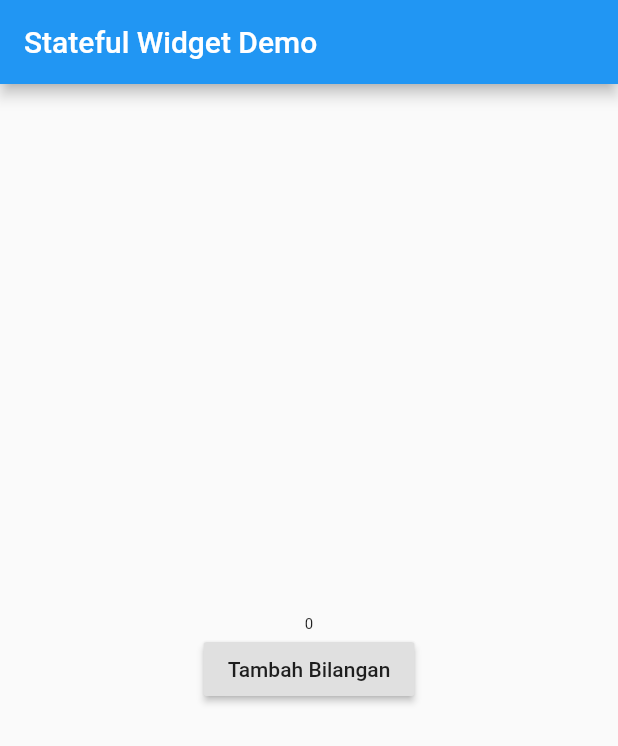
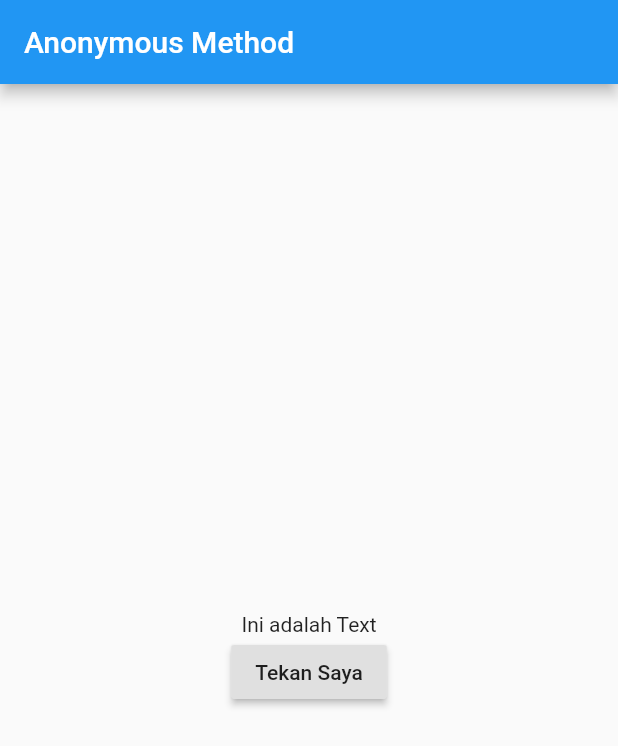
Before and after one commit to meliasyuhada/flutter_fundamental, a Flutter app: the screen it shows after launch, on a phone screen of 412 x 824 dp. Shown: the top 746 px of the screen. Run offline on Flutter 3.47's test engine with Material 2 defaults, Android fonts, the phone set to English and light mode, and no system bars.

Commit message:
Flutter keenam

```diff
--- a/lib/main.dart
+++ b/lib/main.dart
@@ -9,30 +9,28 @@ class MyApp extends StatefulWidget {
 }
 
 class _MyAppState extends State<MyApp> {
-  int number = 0;
+  String message = "Ini adalah Text";
 
-  void tekanTombol() {
 
-    setState(() {
-      number = number + 1;
-    });
-  }
 
   @override
   Widget build(BuildContext context) {
     return MaterialApp(
       home: Scaffold(
         appBar: AppBar(
-          title: Text("Stateful Widget Demo"),
+          title: Text("Anonymous Method"),
         ),
         body: Center(
           child: Column(
             mainAxisAlignment: MainAxisAlignment.center,
             children: <Widget>[
-              Text(number.toString(), style: TextStyle(fontSize: 10 + number.toDouble()),),
+              Text(message),
               RaisedButton(
-                child: Text("Tambah Bilangan"),
-                onPressed: tekanTombol,
+                child: Text("Tekan Saya"),
+                onPressed: () {
+                  setState(() { message = "Tombol Sudah di tekan";
+                  });
+                },
               )
             ],
           ),
```
